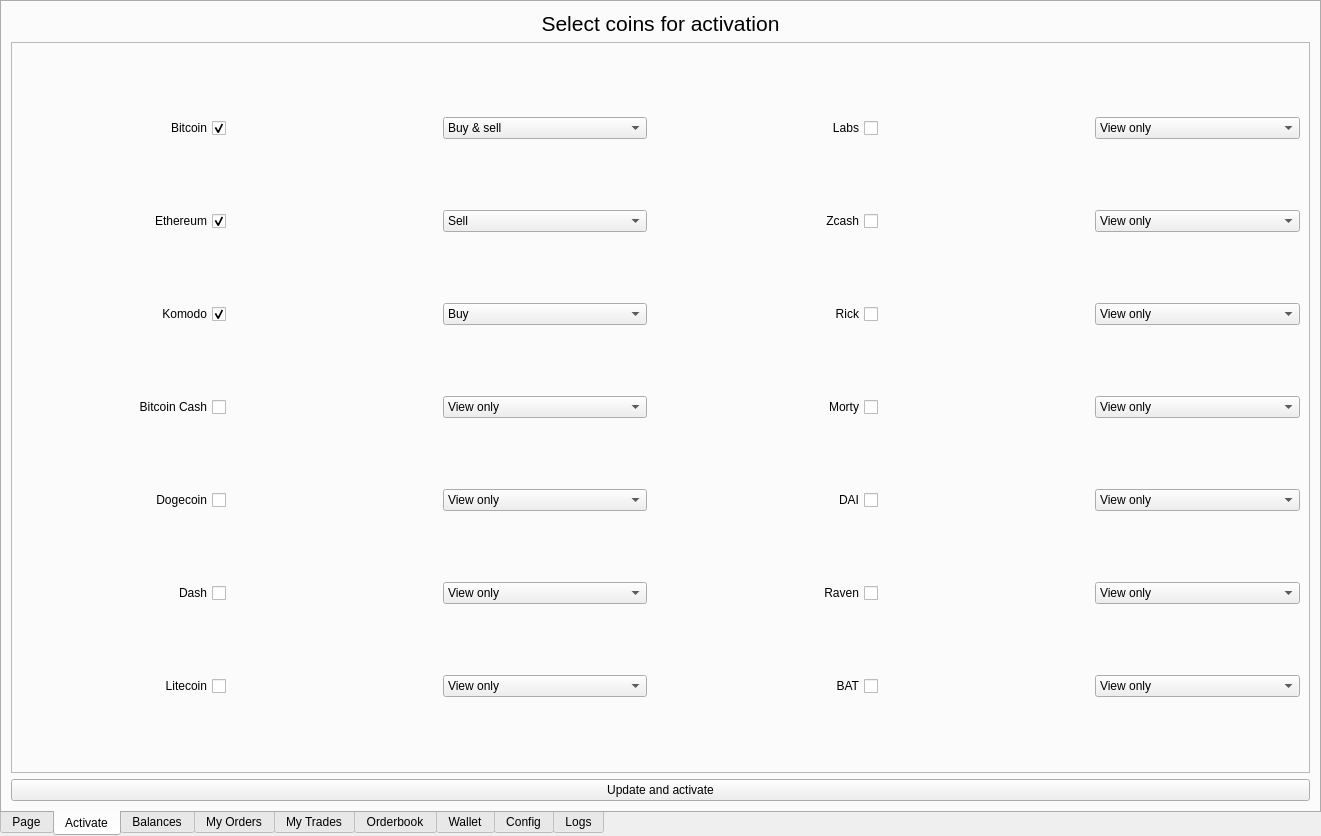
smk762/mmbot_qt, file ui/gui_template.ui: the form before one commit.
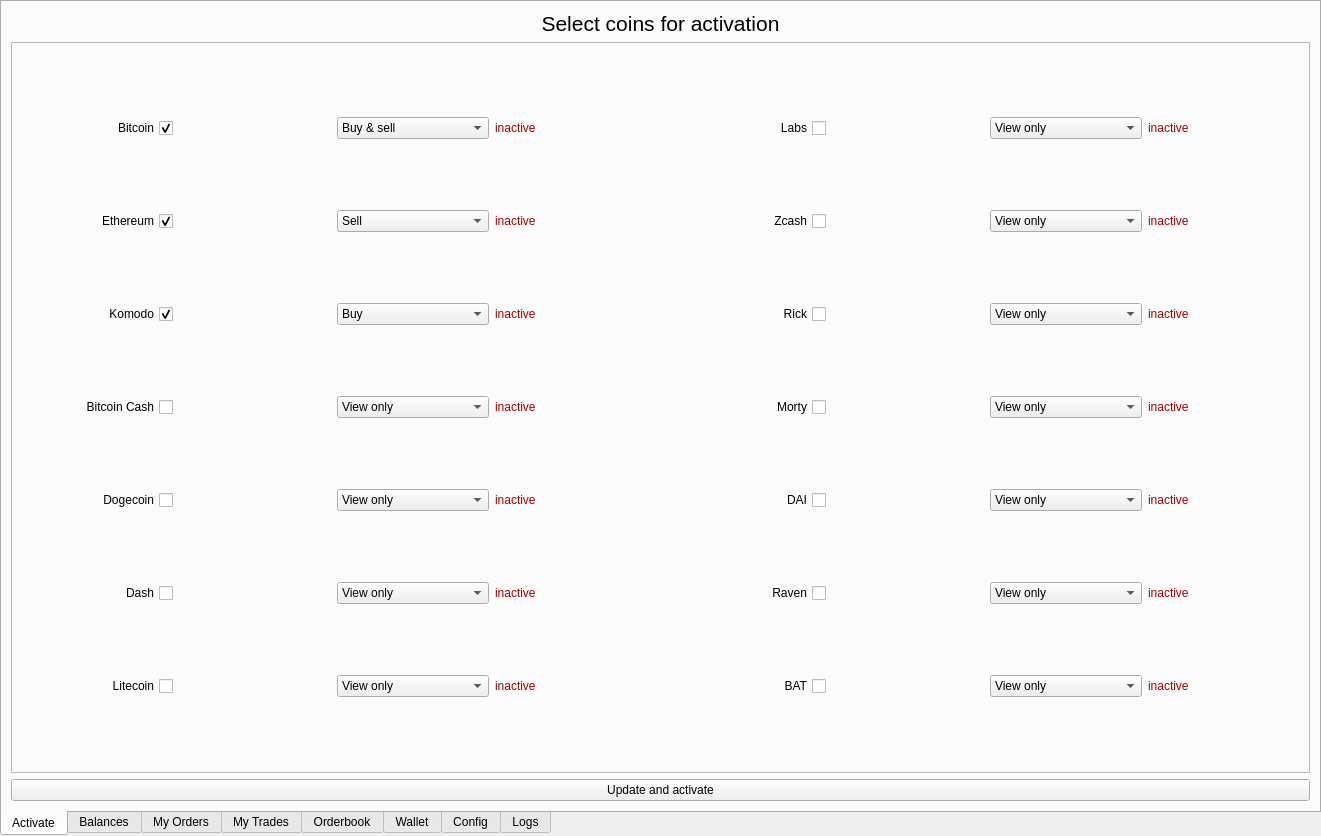
The form after the commit. The open tabs and pages were chosen to show the change. Icons and pictures are not drawn.

Commit message: coin activation status label

```diff
--- a/ui/gui_template.ui
+++ b/ui/gui_template.ui
@@ -38,19 +38,14 @@
    <enum>QTabWidget::Rounded</enum>
   </property>
   <property name="currentIndex">
-   <number>8</number>
+   <number>0</number>
   </property>
-  <widget class="QWidget" name="tab">
-   <attribute name="title">
-    <string>Page</string>
-   </attribute>
-  </widget>
   <widget class="QWidget" name="tab_activate">
    <attribute name="title">
     <string>Activate</string>
    </attribute>
-   <layout class="QGridLayout" name="gridLayout">
-    <item row="0" column="0">
+   <layout class="QVBoxLayout" name="verticalLayout">
+    <item>
      <widget class="QLabel" name="title_activate">
       <property name="enabled">
        <bool>true</bool>
@@ -80,7 +75,7 @@
       </property>
      </widget>
     </item>
-    <item row="1" column="0">
+    <item>
      <widget class="QFrame" name="frame">
       <property name="sizePolicy">
        <sizepolicy hsizetype="MinimumExpanding" vsizetype="MinimumExpanding">
@@ -94,7 +89,7 @@
       <property name="frameShadow">
        <enum>QFrame::Raised</enum>
       </property>
-      <layout class="QGridLayout" name="gridLayout_2">
+      <layout class="QGridLayout" name="gridLayout">
        <item row="0" column="0">
         <widget class="QCheckBox" name="checkBox_btc">
          <property name="layoutDirection">
@@ -157,7 +152,51 @@
          </item>
         </widget>
        </item>
-       <item row="0" column="3" rowspan="7">
+       <item row="0" column="3">
+        <widget class="QLabel" name="btc_status">
+         <property name="palette">
+          <palette>
+           <active>
+            <colorrole role="WindowText">
+             <brush brushstyle="SolidPattern">
+              <color alpha="255">
+               <red>164</red>
+               <green>0</green>
+               <blue>0</blue>
+              </color>
+             </brush>
+            </colorrole>
+           </active>
+           <inactive>
+            <colorrole role="WindowText">
+             <brush brushstyle="SolidPattern">
+              <color alpha="255">
+               <red>164</red>
+               <green>0</green>
+               <blue>0</blue>
+              </color>
+             </brush>
+            </colorrole>
+           </inactive>
+           <disabled>
+            <colorrole role="WindowText">
+             <brush brushstyle="SolidPattern">
+              <color alpha="255">
+               <red>190</red>
+               <green>190</green>
+               <blue>190</blue>
+              </color>
+             </brush>
+            </colorrole>
+           </disabled>
+          </palette>
+         </property>
+         <property name="text">
+          <string>inactive</string>
+         </property>
+        </widget>
+       </item>
+       <item row="0" column="4" rowspan="7">
         <spacer name="vspacer_activate">
          <property name="orientation">
           <enum>Qt::Vertical</enum>
@@ -170,7 +209,7 @@
          </property>
         </spacer>
        </item>
-       <item row="0" column="4">
+       <item row="0" column="5">
         <widget class="QCheckBox" name="checkBox_labs">
          <property name="layoutDirection">
           <enum>Qt::RightToLeft</enum>
@@ -180,7 +219,7 @@
          </property>
         </widget>
        </item>
-       <item row="0" column="5">
+       <item row="0" column="6">
         <widget class="QLabel" name="icon_labs">
          <property name="sizePolicy">
           <sizepolicy hsizetype="Minimum" vsizetype="Minimum">
@@ -196,7 +235,7 @@
          </property>
         </widget>
        </item>
-       <item row="0" column="6">
+       <item row="0" column="7">
         <widget class="QComboBox" name="labs_combo">
          <property name="currentText">
           <string>View only</string>
@@ -229,6 +268,50 @@
          </item>
         </widget>
        </item>
+       <item row="0" column="8">
+        <widget class="QLabel" name="labs_status">
+         <property name="palette">
+          <palette>
+           <active>
+            <colorrole role="WindowText">
+             <brush brushstyle="SolidPattern">
+              <color alpha="255">
+               <red>164</red>
+               <green>0</green>
+               <blue>0</blue>
+              </color>
+             </brush>
+            </colorrole>
+           </active>
+           <inactive>
+            <colorrole role="WindowText">
+             <brush brushstyle="SolidPattern">
+              <color alpha="255">
+               <red>164</red>
+               <green>0</green>
+               <blue>0</blue>
+              </color>
+             </brush>
+            </colorrole>
+           </inactive>
+           <disabled>
+            <colorrole role="WindowText">
+             <brush brushstyle="SolidPattern">
+              <color alpha="255">
+               <red>190</red>
+               <green>190</green>
+               <blue>190</blue>
+              </color>
+             </brush>
+            </colorrole>
+           </disabled>
+          </palette>
+         </property>
+         <property name="text">
+          <string>inactive</string>
+         </property>
+        </widget>
+       </item>
        <item row="1" column="0">
         <widget class="QCheckBox" name="checkBox_eth">
          <property name="layoutDirection">
@@ -291,7 +374,51 @@
          </item>
         </widget>
        </item>
-       <item row="1" column="4">
+       <item row="1" column="3">
+        <widget class="QLabel" name="eth_status">
+         <property name="palette">
+          <palette>
+           <active>
+            <colorrole role="WindowText">
+             <brush brushstyle="SolidPattern">
+              <color alpha="255">
+               <red>164</red>
+               <green>0</green>
+               <blue>0</blue>
+              </color>
+             </brush>
+            </colorrole>
+           </active>
+           <inactive>
+            <colorrole role="WindowText">
+             <brush brushstyle="SolidPattern">
+              <color alpha="255">
+               <red>164</red>
+               <green>0</green>
+               <blue>0</blue>
+              </color>
+             </brush>
+            </colorrole>
+           </inactive>
+           <disabled>
+            <colorrole role="WindowText">
+             <brush brushstyle="SolidPattern">
+              <color alpha="255">
+               <red>190</red>
+               <green>190</green>
+               <blue>190</blue>
+              </color>
+             </brush>
+            </colorrole>
+           </disabled>
+          </palette>
+         </property>
+         <property name="text">
+          <string>inactive</string>
+         </property>
+        </widget>
+       </item>
+       <item row="1" column="5">
         <widget class="QCheckBox" name="checkBox_zec">
          <property name="layoutDirection">
           <enum>Qt::RightToLeft</enum>
@@ -301,7 +428,7 @@
          </property>
         </widget>
        </item>
-       <item row="1" column="5">
+       <item row="1" column="6">
         <widget class="QLabel" name="icon_zec">
          <property name="sizePolicy">
           <sizepolicy hsizetype="Minimum" vsizetype="Minimum">
@@ -317,7 +444,7 @@
          </property>
         </widget>
        </item>
-       <item row="1" column="6">
+       <item row="1" column="7">
         <widget class="QComboBox" name="zec_combo">
          <property name="currentText">
           <string>View only</string>
@@ -350,6 +477,50 @@
          </item>
         </widget>
        </item>
+       <item row="1" column="8">
+        <widget class="QLabel" name="zec_status">
+         <property name="palette">
+          <palette>
+           <active>
+            <colorrole role="WindowText">
+             <brush brushstyle="SolidPattern">
+              <color alpha="255">
+               <red>164</red>
+               <green>0</green>
+               <blue>0</blue>
+              </color>
+             </brush>
+            </colorrole>
+           </active>
+           <inactive>
+            <colorrole role="WindowText">
+             <brush brushstyle="SolidPattern">
+              <color alpha="255">
+               <red>164</red>
+               <green>0</green>
+               <blue>0</blue>
+              </color>
+             </brush>
+            </colorrole>
+           </inactive>
+           <disabled>
+            <colorrole role="WindowText">
+             <brush brushstyle="SolidPattern">
+              <color alpha="255">
+               <red>190</red>
+               <green>190</green>
+               <blue>190</blue>
+              </color>
+             </brush>
+            </colorrole>
+           </disabled>
+          </palette>
+         </property>
+         <property name="text">
+          <string>inactive</string>
+         </property>
+        </widget>
+       </item>
        <item row="2" column="0">
         <widget class="QCheckBox" name="checkBox_kmd">
          <property name="layoutDirection">
@@ -412,7 +583,51 @@
          </item>
         </widget>
        </item>
-       <item row="2" column="4">
+       <item row="2" column="3">
+        <widget class="QLabel" name="kmd_status">
+         <property name="palette">
+          <palette>
+           <active>
+            <colorrole role="WindowText">
+             <brush brushstyle="SolidPattern">
+              <color alpha="255">
+               <red>164</red>
+               <green>0</green>
+               <blue>0</blue>
+              </color>
+             </brush>
+            </colorrole>
+           </active>
+           <inactive>
+            <colorrole role="WindowText">
+             <brush brushstyle="SolidPattern">
+              <color alpha="255">
+               <red>164</red>
+               <green>0</green>
+               <blue>0</blue>
+              </color>
+             </brush>
+            </colorrole>
+           </inactive>
+           <disabled>
+            <colorrole role="WindowText">
+             <brush brushstyle="SolidPattern">
+              <color alpha="255">
+               <red>190</red>
+               <green>190</green>
+               <blue>190</blue>
+              </color>
+             </brush>
+            </colorrole>
+           </disabled>
+          </palette>
+         </property>
+         <property name="text">
+          <string>inactive</string>
+         </property>
+        </widget>
+       </item>
+       <item row="2" column="5">
         <widget class="QCheckBox" name="checkBox_rick">
          <property name="layoutDirection">
           <enum>Qt::RightToLeft</enum>
@@ -422,23 +637,23 @@
          </property>
         </widget>
        </item>
-       <item row="2" column="5">
-        <widget class="QLabel" name="icon_Rick">
-         <property name="sizePolicy">
-          <sizepolicy hsizetype="Minimum" vsizetype="Minimum">
-           <horstretch>0</horstretch>
-           <verstretch>0</verstretch>
-          </sizepolicy>
-         </property>
-         <property name="text">
-          <string>&lt;html&gt;&lt;head/&gt;&lt;body&gt;&lt;p&gt;&lt;img src=&quot;:/coins/kmd.png&quot;/&gt;&lt;/p&gt;&lt;/body&gt;&lt;/html&gt;</string>
-         </property>
-         <property name="textFormat">
-          <enum>Qt::RichText</enum>
-         </property>
-        </widget>
-       </item>
        <item row="2" column="6">
+        <widget class="QLabel" name="icon_Rick">
+         <property name="sizePolicy">
+          <sizepolicy hsizetype="Minimum" vsizetype="Minimum">
+           <horstretch>0</horstretch>
+           <verstretch>0</verstretch>
+          </sizepolicy>
+         </property>
+         <property name="text">
+          <string>&lt;html&gt;&lt;head/&gt;&lt;body&gt;&lt;p&gt;&lt;img src=&quot;:/coins/kmd.png&quot;/&gt;&lt;/p&gt;&lt;/body&gt;&lt;/html&gt;</string>
+         </property>
+         <property name="textFormat">
+          <enum>Qt::RichText</enum>
+         </property>
+        </widget>
+       </item>
+       <item row="2" column="7">
         <widget class="QComboBox" name="rick_combo">
          <property name="currentText">
           <string>View only</string>
@@ -471,6 +686,50 @@
          </item>
         </widget>
        </item>
+       <item row="2" column="8">
+        <widget class="QLabel" name="rick_status">
+         <property name="palette">
+          <palette>
+           <active>
+            <colorrole role="WindowText">
+             <brush brushstyle="SolidPattern">
+              <color alpha="255">
+               <red>164</red>
+               <green>0</green>
+               <blue>0</blue>
+              </color>
+             </brush>
+            </colorrole>
+           </active>
+           <inactive>
+            <colorrole role="WindowText">
+             <brush brushstyle="SolidPattern">
+              <color alpha="255">
+               <red>164</red>
+               <green>0</green>
+               <blue>0</blue>
+              </color>
+             </brush>
+            </colorrole>
+           </inactive>
+           <disabled>
+            <colorrole role="WindowText">
+             <brush brushstyle="SolidPattern">
+              <color alpha="255">
+               <red>190</red>
+               <green>190</green>
+               <blue>190</blue>
+              </color>
+             </brush>
+            </colorrole>
+           </disabled>
+          </palette>
+         </property>
+         <property name="text">
+          <string>inactive</string>
+         </property>
+        </widget>
+       </item>
        <item row="3" column="0">
         <widget class="QCheckBox" name="checkBox_bch">
          <property name="layoutDirection">
@@ -530,7 +789,51 @@
          </item>
         </widget>
        </item>
-       <item row="3" column="4">
+       <item row="3" column="3">
+        <widget class="QLabel" name="bch_status">
+         <property name="palette">
+          <palette>
+           <active>
+            <colorrole role="WindowText">
+             <brush brushstyle="SolidPattern">
+              <color alpha="255">
+               <red>164</red>
+               <green>0</green>
+               <blue>0</blue>
+              </color>
+             </brush>
+            </colorrole>
+           </active>
+           <inactive>
+            <colorrole role="WindowText">
+             <brush brushstyle="SolidPattern">
+              <color alpha="255">
+               <red>164</red>
+               <green>0</green>
+               <blue>0</blue>
+              </color>
+             </brush>
+            </colorrole>
+           </inactive>
+           <disabled>
+            <colorrole role="WindowText">
+             <brush brushstyle="SolidPattern">
+              <color alpha="255">
+               <red>190</red>
+               <green>190</green>
+               <blue>190</blue>
+              </color>
+             </brush>
+            </colorrole>
+           </disabled>
+          </palette>
+         </property>
+         <property name="text">
+          <string>inactive</string>
+         </property>
+        </widget>
+       </item>
+       <item row="3" column="5">
         <widget class="QCheckBox" name="checkBox_morty">
          <property name="layoutDirection">
           <enum>Qt::RightToLeft</enum>
@@ -540,23 +843,23 @@
          </property>
         </widget>
        </item>
-       <item row="3" column="5">
-        <widget class="QLabel" name="icon_morty">
-         <property name="sizePolicy">
-          <sizepolicy hsizetype="Minimum" vsizetype="Minimum">
-           <horstretch>0</horstretch>
-           <verstretch>0</verstretch>
-          </sizepolicy>
-         </property>
-         <property name="text">
-          <string>&lt;html&gt;&lt;head/&gt;&lt;body&gt;&lt;p&gt;&lt;img src=&quot;:/coins/kmd.png&quot;/&gt;&lt;/p&gt;&lt;/body&gt;&lt;/html&gt;</string>
-         </property>
-         <property name="textFormat">
-          <enum>Qt::RichText</enum>
-         </property>
-        </widget>
-       </item>
        <item row="3" column="6">
+        <widget class="QLabel" name="icon_morty">
+         <property name="sizePolicy">
+          <sizepolicy hsizetype="Minimum" vsizetype="Minimum">
+           <horstretch>0</horstretch>
+           <verstretch>0</verstretch>
+          </sizepolicy>
+         </property>
+         <property name="text">
+          <string>&lt;html&gt;&lt;head/&gt;&lt;body&gt;&lt;p&gt;&lt;img src=&quot;:/coins/kmd.png&quot;/&gt;&lt;/p&gt;&lt;/body&gt;&lt;/html&gt;</string>
+         </property>
+         <property name="textFormat">
+          <enum>Qt::RichText</enum>
+         </property>
+        </widget>
+       </item>
+       <item row="3" column="7">
         <widget class="QComboBox" name="morty_combo">
          <property name="currentText">
           <string>View only</string>
@@ -589,6 +892,50 @@
          </item>
         </widget>
        </item>
+       <item row="3" column="8">
+        <widget class="QLabel" name="morty_status">
+         <property name="palette">
+          <palette>
+           <active>
+            <colorrole role="WindowText">
+             <brush brushstyle="SolidPattern">
+              <color alpha="255">
+               <red>164</red>
+               <green>0</green>
+               <blue>0</blue>
+              </color>
+             </brush>
+            </colorrole>
+           </active>
+           <inactive>
+            <colorrole role="WindowText">
+             <brush brushstyle="SolidPattern">
+              <color alpha="255">
+               <red>164</red>
+               <green>0</green>
+               <blue>0</blue>
+              </color>
+             </brush>
+            </colorrole>
+           </inactive>
+           <disabled>
+            <colorrole role="WindowText">
+             <brush brushstyle="SolidPattern">
+              <color alpha="255">
+               <red>190</red>
+               <green>190</green>
+               <blue>190</blue>
+              </color>
+             </brush>
+            </colorrole>
+           </disabled>
+          </palette>
+         </property>
+         <property name="text">
+          <string>inactive</string>
+         </property>
+        </widget>
+       </item>
        <item row="4" column="0">
         <widget class="QCheckBox" name="checkBox_doge">
          <property name="layoutDirection">
@@ -648,7 +995,51 @@
          </item>
         </widget>
        </item>
-       <item row="4" column="4">
+       <item row="4" column="3">
+        <widget class="QLabel" name="doge_status">
+         <property name="palette">
+          <palette>
+           <active>
+            <colorrole role="WindowText">
+             <brush brushstyle="SolidPattern">
+              <color alpha="255">
+               <red>164</red>
+               <green>0</green>
+               <blue>0</blue>
+              </color>
+             </brush>
+            </colorrole>
+           </active>
+           <inactive>
+            <colorrole role="WindowText">
+             <brush brushstyle="SolidPattern">
+              <color alpha="255">
+               <red>164</red>
+               <green>0</green>
+               <blue>0</blue>
+              </color>
+             </brush>
+            </colorrole>
+           </inactive>
+           <disabled>
+            <colorrole role="WindowText">
+             <brush brushstyle="SolidPattern">
+              <color alpha="255">
+               <red>190</red>
+               <green>190</green>
+               <blue>190</blue>
+              </color>
+             </brush>
+            </colorrole>
+           </disabled>
+          </palette>
+         </property>
+         <property name="text">
+          <string>inactive</string>
+         </property>
+        </widget>
+       </item>
+       <item row="4" column="5">
         <widget class="QCheckBox" name="checkBox_dai">
          <property name="layoutDirection">
           <enum>Qt::RightToLeft</enum>
@@ -658,7 +1049,7 @@
          </property>
         </widget>
        </item>
-       <item row="4" column="5">
+       <item row="4" column="6">
         <widget class="QLabel" name="icon_dai">
          <property name="sizePolicy">
           <sizepolicy hsizetype="Minimum" vsizetype="Minimum">
@@ -674,7 +1065,7 @@
          </property>
         </widget>
        </item>
-       <item row="4" column="6">
+       <item row="4" column="7">
         <widget class="QComboBox" name="dai_combo">
          <property name="currentText">
           <string>View only</string>
@@ -707,6 +1098,50 @@
          </item>
         </widget>
        </item>
+       <item row="4" column="8">
+        <widget class="QLabel" name="dai_status">
+         <property name="palette">
+          <palette>
+           <active>
+            <colorrole role="WindowText">
+             <brush brushstyle="SolidPattern">
+              <color alpha="255">
+               <red>164</red>
+               <green>0</green>
+               <blue>0</blue>
+              </color>
+             </brush>
+            </colorrole>
+           </active>
+           <inactive>
+            <colorrole role="WindowText">
+             <brush brushstyle="SolidPattern">
+              <color alpha="255">
+               <red>164</red>
+               <green>0</green>
+               <blue>0</blue>
+              </color>
+             </brush>
+            </colorrole>
+           </inactive>
+           <disabled>
+            <colorrole role="WindowText">
+             <brush brushstyle="SolidPattern">
+              <color alpha="255">
+               <red>190</red>
+               <green>190</green>
+               <blue>190</blue>
+              </color>
+             </brush>
+            </colorrole>
+           </disabled>
+          </palette>
+         </property>
+         <property name="text">
+          <string>inactive</string>
+         </property>
+        </widget>
+       </item>
        <item row="5" column="0">
         <widget class="QCheckBox" name="checkBox_dash">
          <property name="layoutDirection">
@@ -766,7 +1201,51 @@
          </item>
         </widget>
        </item>
-       <item row="5" column="4">
+       <item row="5" column="3">
+        <widget class="QLabel" name="dash_status">
+         <property name="palette">
+          <palette>
+           <active>
+            <colorrole role="WindowText">
+             <brush brushstyle="SolidPattern">
+              <color alpha="255">
+               <red>164</red>
+               <green>0</green>
+               <blue>0</blue>
+              </color>
+             </brush>
+            </colorrole>
+           </active>
+           <inactive>
+            <colorrole role="WindowText">
+             <brush brushstyle="SolidPattern">
+              <color alpha="255">
+               <red>164</red>
+               <green>0</green>
+               <blue>0</blue>
+              </color>
+             </brush>
+            </colorrole>
+           </inactive>
+           <disabled>
+            <colorrole role="WindowText">
+             <brush brushstyle="SolidPattern">
+              <color alpha="255">
+               <red>190</red>
+               <green>190</green>
+               <blue>190</blue>
+              </color>
+             </brush>
+            </colorrole>
+           </disabled>
+          </palette>
+         </property>
+         <property name="text">
+          <string>inactive</string>
+         </property>
+        </widget>
+       </item>
+       <item row="5" column="5">
         <widget class="QCheckBox" name="checkBox_rvn">
          <property name="layoutDirection">
           <enum>Qt::RightToLeft</enum>
@@ -776,7 +1255,7 @@
          </property>
         </widget>
        </item>
-       <item row="5" column="5">
+       <item row="5" column="6">
         <widget class="QLabel" name="icon_rvn">
          <property name="sizePolicy">
           <sizepolicy hsizetype="Minimum" vsizetype="Minimum">
@@ -792,7 +1271,7 @@
          </property>
         </widget>
        </item>
-       <item row="5" column="6">
+       <item row="5" column="7">
         <widget class="QComboBox" name="rvn_combo">
          <property name="currentText">
           <string>View only</string>
@@ -825,6 +1304,50 @@
          </item>
         </widget>
        </item>
+       <item row="5" column="8">
+        <widget class="QLabel" name="rvn_status">
+         <property name="palette">
+          <palette>
+           <active>
+            <colorrole role="WindowText">
+             <brush brushstyle="SolidPattern">
+              <color alpha="255">
+               <red>164</red>
+               <green>0</green>
+               <blue>0</blue>
+              </color>
+             </brush>
+            </colorrole>
+           </active>
+           <inactive>
+            <colorrole role="WindowText">
+             <brush brushstyle="SolidPattern">
+              <color alpha="255">
+               <red>164</red>
+               <green>0</green>
+               <blue>0</blue>
+              </color>
+             </brush>
+            </colorrole>
+           </inactive>
+           <disabled>
+            <colorrole role="WindowText">
+             <brush brushstyle="SolidPattern">
+              <color alpha="255">
+               <red>190</red>
+               <green>190</green>
+               <blue>190</blue>
+              </color>
+             </brush>
+            </colorrole>
+           </disabled>
+          </palette>
+         </property>
+         <property name="text">
+          <string>inactive</string>
+         </property>
+        </widget>
+       </item>
        <item row="6" column="0">
         <widget class="QCheckBox" name="checkBox_ltc">
          <property name="layoutDirection">
@@ -884,7 +1407,51 @@
          </item>
         </widget>
        </item>
-       <item row="6" column="4">
+       <item row="6" column="3">
+        <widget class="QLabel" name="ltc_status">
+         <property name="palette">
+          <palette>
+           <active>
+            <colorrole role="WindowText">
+             <brush brushstyle="SolidPattern">
+              <color alpha="255">
+               <red>164</red>
+               <green>0</green>
+               <blue>0</blue>
+              </color>
+             </brush>
+            </colorrole>
+           </active>
+           <inactive>
+            <colorrole role="WindowText">
+             <brush brushstyle="SolidPattern">
+              <color alpha="255">
+               <red>164</red>
+               <green>0</green>
+               <blue>0</blue>
+              </color>
+             </brush>
+            </colorrole>
+           </inactive>
+           <disabled>
+            <colorrole role="WindowText">
+             <brush brushstyle="SolidPattern">
+              <color alpha="255">
+               <red>190</red>
+               <green>190</green>
+               <blue>190</blue>
+              </color>
+             </brush>
+            </colorrole>
+           </disabled>
+          </palette>
+         </property>
+         <property name="text">
+          <string>inactive</string>
+         </property>
+        </widget>
+       </item>
+       <item row="6" column="5">
         <widget class="QCheckBox" name="checkBox_bat">
          <property name="layoutDirection">
           <enum>Qt::RightToLeft</enum>
@@ -894,7 +1461,7 @@
          </property>
         </widget>
        </item>
-       <item row="6" column="5">
+       <item row="6" column="6">
         <widget class="QLabel" name="icon_bat">
          <property name="sizePolicy">
           <sizepolicy hsizetype="Minimum" vsizetype="Minimum">
@@ -910,7 +1477,7 @@
          </property>
         </widget>
        </item>
-       <item row="6" column="6">
+       <item row="6" column="7">
         <widget class="QComboBox" name="bat_combo">
          <property name="currentText">
           <string>View only</string>
@@ -943,10 +1510,54 @@
          </item>
         </widget>
        </item>
+       <item row="6" column="8">
+        <widget class="QLabel" name="bat_status">
+         <property name="palette">
+          <palette>
+           <active>
+            <colorrole role="WindowText">
+             <brush brushstyle="SolidPattern">
+              <color alpha="255">
+               <red>164</red>
+               <green>0</green>
+               <blue>0</blue>
+              </color>
+             </brush>
+            </colorrole>
+           </active>
+           <inactive>
+            <colorrole role="WindowText">
+             <brush brushstyle="SolidPattern">
+              <color alpha="255">
+               <red>164</red>
+               <green>0</green>
+               <blue>0</blue>
+              </color>
+             </brush>
+            </colorrole>
+           </inactive>
+           <disabled>
+            <colorrole role="WindowText">
+             <brush brushstyle="SolidPattern">
+              <color alpha="255">
+               <red>190</red>
+               <green>190</green>
+               <blue>190</blue>
+              </color>
+             </brush>
+            </colorrole>
+           </disabled>
+          </palette>
+         </property>
+         <property name="text">
+          <string>inactive</string>
+         </property>
+        </widget>
+       </item>
       </layout>
      </widget>
     </item>
-    <item row="2" column="0">
+    <item>
      <widget class="QPushButton" name="btn_activate">
       <property name="sizePolicy">
        <sizepolicy hsizetype="Minimum" vsizetype="Minimum">
```
Left out of the diff: 17 changed lines with no effect on the pictures. The commit also changes 3 other files.
